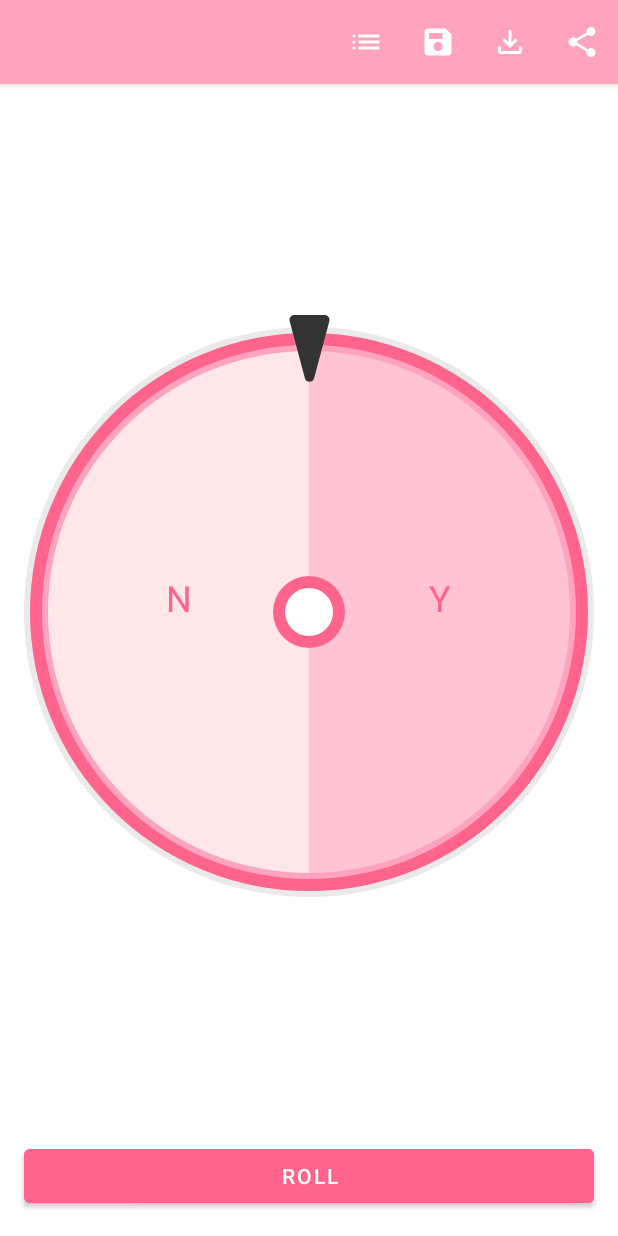
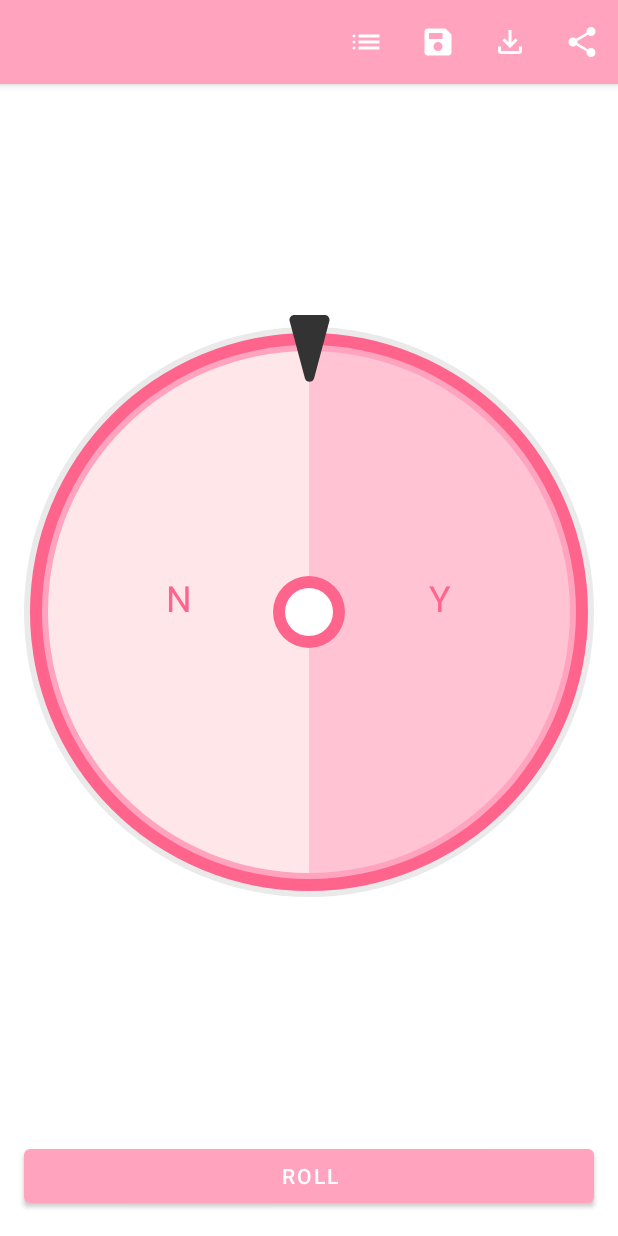
Before and after one commit to YelanJeon/FortuneWheel, an Android app: the screen it shows after launch (MainActivity), on a phone screen of 412 x 824 dp. Run offline under Robolectric (Android 15) with nearby library versions, the phone set to English and light mode, and no system bars; our stand-ins replace Room's generated code; 4 statements that could not run were skipped.

Commit message:
V16 ***** 버튼 색상 변경 (비활성화 시 색이 안 변해서 다시 되돌림)

```diff
--- a/app/src/main/res/layout/activity_main.xml
+++ b/app/src/main/res/layout/activity_main.xml
@@ -89,7 +89,6 @@
         android:layout_height="wrap_content"
         android:layout_marginHorizontal="16dp"
         android:layout_marginBottom="16dp"
-        android:backgroundTint="@color/primaryDark"
         android:text="@string/action_roll"
         android:textColor="#FFF"
         app:layout_constraintStart_toStartOf="parent"
```
